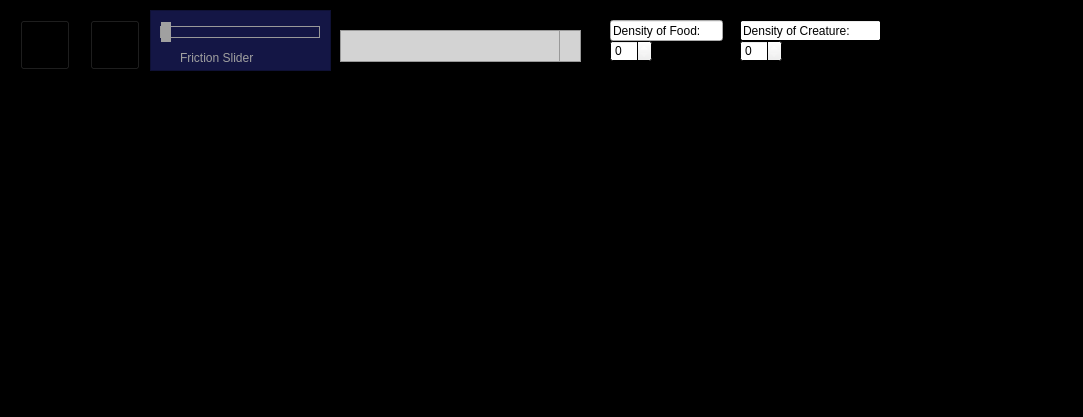
Old version of the form UI/src/mainwindow.ui in the repository EvolutionSimulator/EvolutionSimulator.
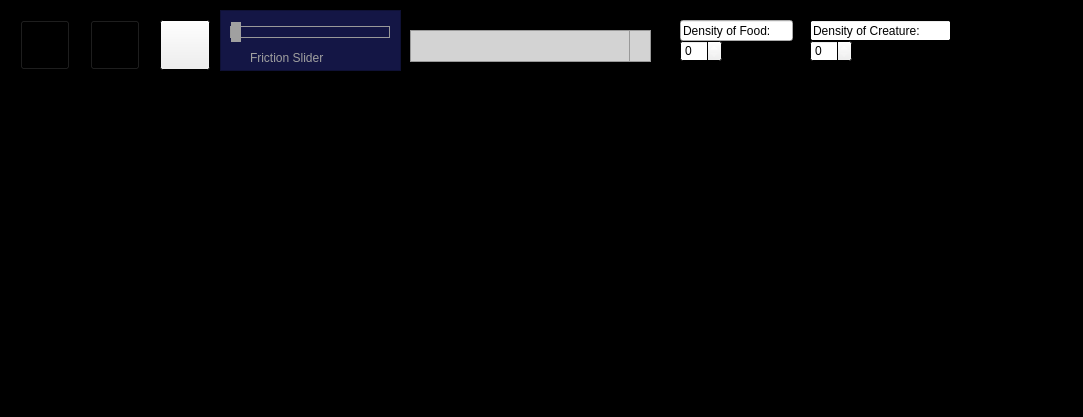
New version of the form. Icons and pictures are not drawn. Custom widgets are drawn as their Qt base class.

Commit message:
Created configuration screen
Created configuration screen where you can edit: food density, friction coefficient and the simulation speed(set up ui but has no logic behind it).
(Code should be restructured)

```diff
--- a/UI/src/mainwindow.ui
+++ b/UI/src/mainwindow.ui
@@ -106,7 +106,7 @@
    <widget class="QPushButton" name="runButton">
     <property name="geometry">
      <rect>
-      <x>20</x>
+      <x>90</x>
       <y>20</y>
       <width>50</width>
       <height>50</height>
@@ -318,7 +318,7 @@
    <widget class="QSpinBox" name="densityFood">
     <property name="geometry">
      <rect>
-      <x>610</x>
+      <x>680</x>
       <y>40</y>
       <width>42</width>
       <height>22</height>
@@ -328,7 +328,7 @@
    <widget class="QLineEdit" name="lineEdit">
     <property name="geometry">
      <rect>
-      <x>610</x>
+      <x>680</x>
       <y>20</y>
       <width>113</width>
       <height>21</height>
@@ -362,7 +362,7 @@
    <widget class="QSpinBox" name="densityCreature">
     <property name="geometry">
      <rect>
-      <x>740</x>
+      <x>810</x>
       <y>40</y>
       <width>42</width>
       <height>22</height>
@@ -372,7 +372,7 @@
    <widget class="QLineEdit" name="lineEdit_2">
     <property name="geometry">
      <rect>
-      <x>740</x>
+      <x>810</x>
       <y>20</y>
       <width>141</width>
       <height>21</height>
@@ -385,7 +385,7 @@
    <widget class="QLabel" name="label">
     <property name="geometry">
      <rect>
-      <x>180</x>
+      <x>250</x>
       <y>50</y>
       <width>91</width>
       <height>16</height>
@@ -407,7 +407,7 @@
    <widget class="QLabel" name="frictionLabel">
     <property name="geometry">
      <rect>
-      <x>270</x>
+      <x>340</x>
       <y>50</y>
       <width>31</width>
       <height>16</height>
@@ -868,7 +868,17 @@
    <widget class="QPushButton" name="restartButton">
     <property name="geometry">
      <rect>
-      <x>90</x>
+      <x>160</x>
+      <y>20</y>
+      <width>50</width>
+      <height>50</height>
+     </rect>
+    </property>
+   </widget>
+   <widget class="QPushButton" name="configurationButton">
+    <property name="geometry">
+     <rect>
+      <x>20</x>
       <y>20</y>
       <width>50</width>
       <height>50</height>
@@ -1083,7 +1093,7 @@
     </property>
     <property name="geometry">
      <rect>
-      <x>160</x>
+      <x>230</x>
       <y>20</y>
       <width>160</width>
       <height>25</height>
@@ -1135,7 +1145,7 @@
    <widget class="QFrame" name="frame">
     <property name="geometry">
      <rect>
-      <x>150</x>
+      <x>220</x>
       <y>10</y>
       <width>181</width>
       <height>61</height>
@@ -1159,7 +1169,7 @@
    <widget class="QComboBox" name="graphMenu">
     <property name="geometry">
      <rect>
-      <x>340</x>
+      <x>410</x>
       <y>30</y>
       <width>241</width>
       <height>32</height>
```
Left out of the diff: 10 changed lines with no effect on the pictures. The commit also changes 6 other files.
